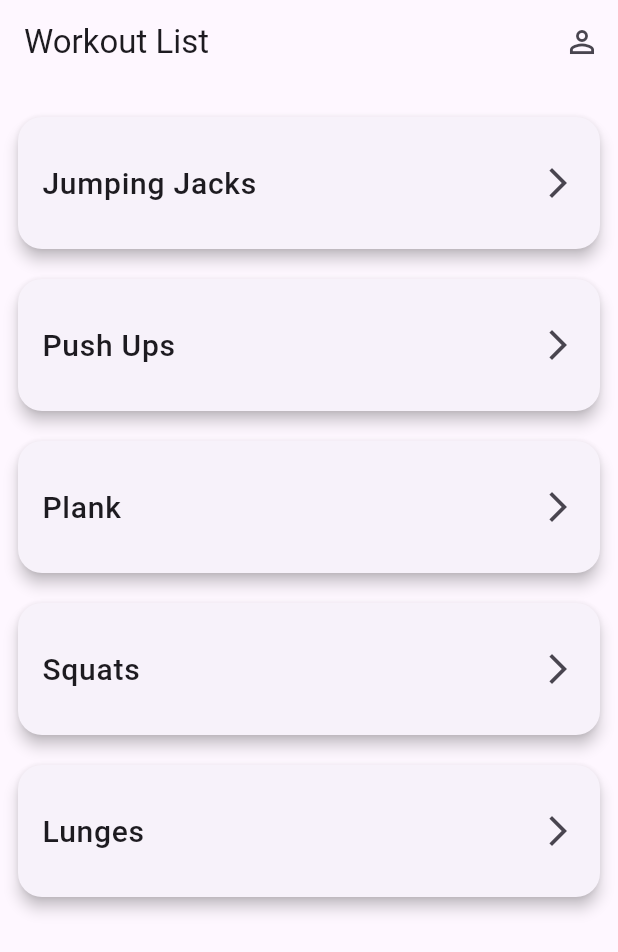
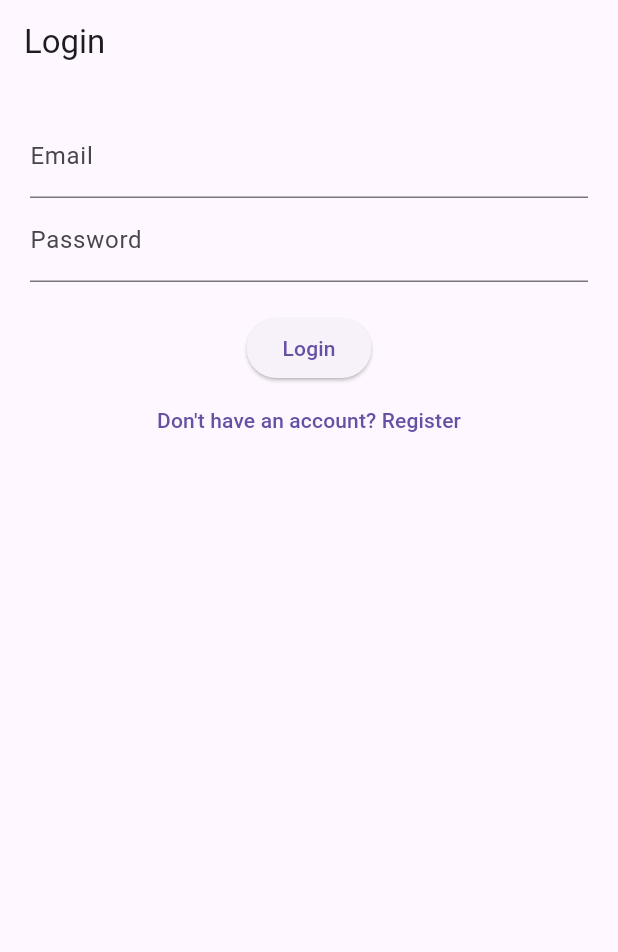
Before and after one commit to Rafiqirobi/FitTrack, a Flutter app: the screen it shows after launch, on a phone screen of 412 x 824 dp. Shown: the top 952 px of the screen. Run offline on Flutter 3.47's test engine with Material 3 defaults, Android fonts, the light colour scheme and no system bars.

Commit message:
3rd commit

```diff
--- a/lib/main.dart
+++ b/lib/main.dart
@@ -1,5 +1,7 @@
 import 'package:flutter/material.dart';
 import 'screens/splash_screen.dart';
+import 'screens/login_screen.dart';
+import 'screens/register_screen.dart';
 import 'screens/home_screen.dart';
 import 'screens/workout_detail_screen.dart';
 import 'screens/profile_screen.dart';
@@ -13,14 +15,13 @@ class FitTrackApp extends StatelessWidget {
   Widget build(BuildContext context) {
     return MaterialApp(
       title: 'FitTrack',
-      theme: ThemeData(
-        primarySwatch: Colors.green,
-        textTheme: ThemeData.light().textTheme.apply(fontFamily: 'Roboto'),
-      ),
+      theme: ThemeData(primarySwatch: Colors.green),
       debugShowCheckedModeBanner: false,
       initialRoute: '/',
       routes: {
         '/': (context) => SplashScreen(),
+        '/login': (context) => LoginScreen(),
+        '/register': (context) => RegisterScreen(),
         '/home': (context) => HomeScreen(),
         '/workoutDetail': (context) => WorkoutDetailScreen(),
         '/profile': (context) => ProfileScreen(),
--- /dev/null
+++ b/lib/screens/login_screen.dart
@@ -0,0 +1,56 @@
+import 'package:flutter/material.dart';
+
+class LoginScreen extends StatefulWidget {
+  @override
+  _LoginScreenState createState() => _LoginScreenState();
+}
+
+class _LoginScreenState extends State<LoginScreen> {
+  final _formKey = GlobalKey<FormState>();
+  String email = '', password = '';
+
+  void _login() {
+    if (_formKey.currentState!.validate()) {
+      // You can replace this logic with Firebase later
+      if (email == 'student@example.com' && password == '123456') {
+        Navigator.pushReplacementNamed(context, '/home');
+      } else {
+        ScaffoldMessenger.of(context).showSnackBar(SnackBar(content: Text('Invalid login')));
+      }
+    }
+  }
+
+  @override
+  Widget build(BuildContext context) {
+    return Scaffold(
+      appBar: AppBar(title: Text('Login')),
+      body: Padding(
+        padding: const EdgeInsets.all(20),
+        child: Form(
+          key: _formKey,
+          child: Column(
+            children: [
+              TextFormField(
+                decoration: InputDecoration(labelText: 'Email'),
+                onChanged: (val) => email = val,
+                validator: (val) => val!.isEmpty ? 'Enter email' : null,
+              ),
+              TextFormField(
+                decoration: InputDecoration(labelText: 'Password'),
+                obscureText: true,
+                onChanged: (val) => password = val,
+                validator: (val) => val!.length < 6 ? 'Password too short' : null,
+              ),
+              SizedBox(height: 20),
+              ElevatedButton(onPressed: _login, child: Text('Login')),
+              TextButton(
+                onPressed: () => Navigator.pushNamed(context, '/register'),
+                child: Text("Don't have an account? Register"),
+              )
+            ],
+          ),
+        ),
+      ),
+    );
+  }
+}
--- /dev/null
+++ b/lib/screens/register_screen.dart
@@ -0,0 +1,59 @@
+import 'package:flutter/material.dart';
+
+class RegisterScreen extends StatefulWidget {
+  @override
+  _RegisterScreenState createState() => _RegisterScreenState();
+}
+
+class _RegisterScreenState extends State<RegisterScreen> {
+  final _formKey = GlobalKey<FormState>();
+  String email = '', password = '', confirmPassword = '';
+
+  void _register() {
+    if (_formKey.currentState!.validate()) {
+      if (password == confirmPassword) {
+        // Save new user logic goes here
+        ScaffoldMessenger.of(context).showSnackBar(SnackBar(content: Text('Registration successful')));
+        Navigator.pushReplacementNamed(context, '/login');
+      } else {
+        ScaffoldMessenger.of(context).showSnackBar(SnackBar(content: Text('Passwords do not match')));
+      }
+    }
+  }
+
+  @override
+  Widget build(BuildContext context) {
+    return Scaffold(
+      appBar: AppBar(title: Text('Register')),
+      body: Padding(
+        padding: const EdgeInsets.all(20),
+        child: Form(
+          key: _formKey,
+          child: Column(
+            children: [
+              TextFormField(
+                decoration: InputDecoration(labelText: 'Email'),
+                onChanged: (val) => email = val,
+                validator: (val) => val!.isEmpty ? 'Enter email' : null,
+              ),
+              TextFormField(
+                decoration: InputDecoration(labelText: 'Password'),
+                obscureText: true,
+                onChanged: (val) => password = val,
+                validator: (val) => val!.length < 6 ? 'Password too short' : null,
+              ),
+              TextFormField(
+                decoration: InputDecoration(labelText: 'Confirm Password'),
+                obscureText: true,
+                onChanged: (val) => confirmPassword = val,
+                validator: (val) => val!.length < 6 ? 'Confirm password' : null,
+              ),
+              SizedBox(height: 20),
+              ElevatedButton(onPressed: _register, child: Text('Register')),
+            ],
+          ),
+        ),
+      ),
+    );
+  }
+}
```
Also changed, not shown: lib/screens/splash_screen.dart (+5 -19 lines).
